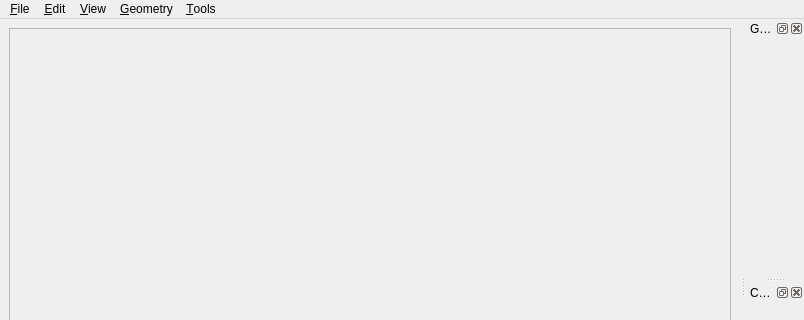
Old version of the form gui/qtui/ComGridMain.ui in the repository kalininei/HybMesh; both pictures show x 0 to 804 and y 0 to 320 of the 804 by 600 pixel window.
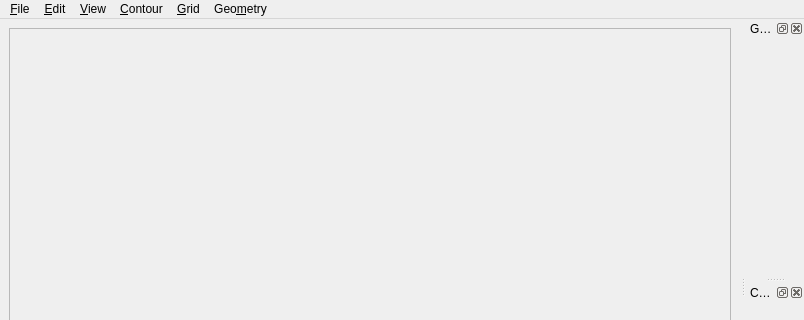
New version of the form. Icons and pictures are not drawn.

Commit message: contours excluding, intrusion algorithm

The edit to the form file:
```diff
--- a/gui/qtui/ComGridMain.ui
+++ b/gui/qtui/ComGridMain.ui
@@ -79,7 +79,7 @@
    </widget>
    <widget class="QMenu" name="menu_Geometry">
     <property name="title">
-     <string>&amp;Geometry</string>
+     <string>Geo&amp;metry</string>
     </property>
     <widget class="QMenu" name="menuAdd_grid">
      <property name="title">
@@ -104,18 +104,37 @@
     <addaction name="act_movrot"/>
     <addaction name="act_scale"/>
    </widget>
-   <widget class="QMenu" name="menuTools">
+   <widget class="QMenu" name="menuConts">
     <property name="title">
-     <string>&amp;Tools</string>
+     <string>&amp;Contour</string>
     </property>
     <addaction name="act_unite_grids"/>
     <addaction name="act_set_bc"/>
+    <addaction name="act_new_bc"/>
+   </widget>
+   <widget class="QMenu" name="menuGrid">
+    <property name="title">
+     <string>&amp;Grid</string>
+    </property>
+    <widget class="QMenu" name="menuAdd">
+     <property name="title">
+      <string>&amp;Add uniform</string>
+     </property>
+     <addaction name="act_unf_rect"/>
+     <addaction name="act_unf_circ"/>
+     <addaction name="act_unf_ring"/>
+    </widget>
+    <addaction name="menuAdd"/>
+    <addaction name="separator"/>
+    <addaction name="act_unite_grids"/>
+    <addaction name="act_ex_cont"/>
    </widget>
    <addaction name="menu_File"/>
    <addaction name="menu_Edit"/>
    <addaction name="menu_View"/>
+   <addaction name="menuConts"/>
+   <addaction name="menuGrid"/>
    <addaction name="menu_Geometry"/>
-   <addaction name="menuTools"/>
   </widget>
   <widget class="QStatusBar" name="statusbar"/>
   <widget class="QDockWidget" name="DWGridManager">
```
Left out of the diff: 70 changed lines with no effect on the pictures. The commit also changes 49 other files.
